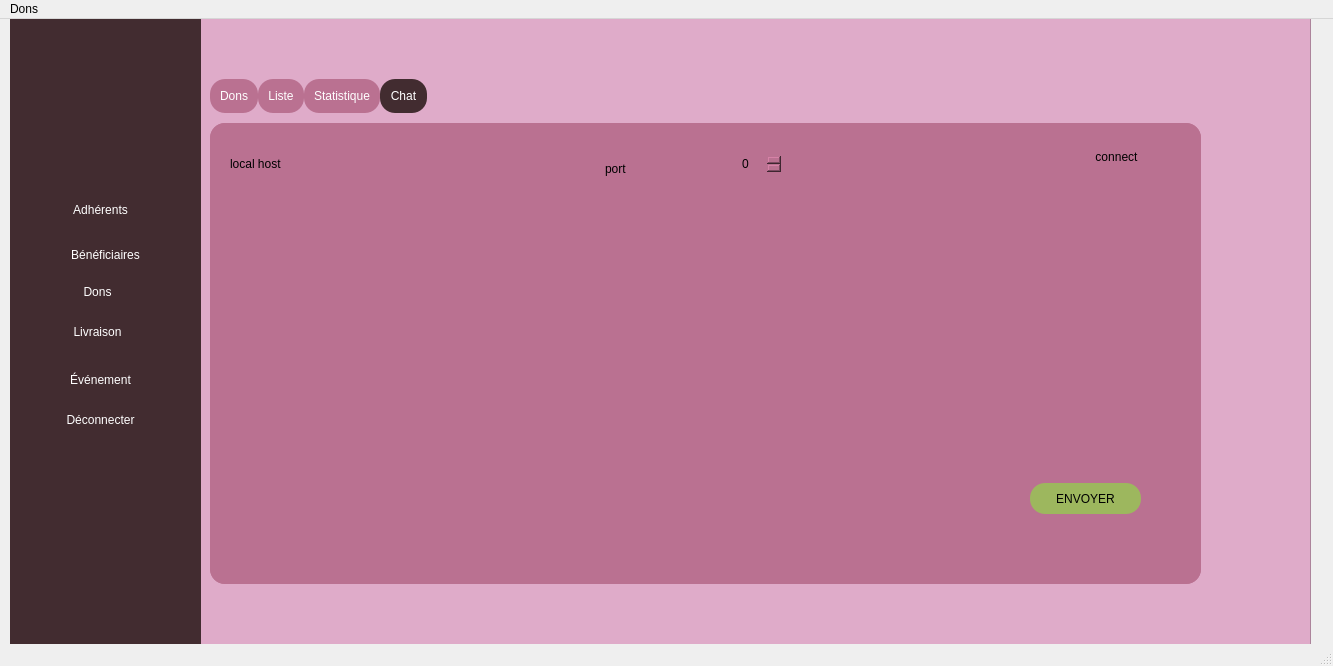
First picture: the form in mainwindow.ui, repository MayssaHakimi/Projet_Share_and_Care, before the edit.
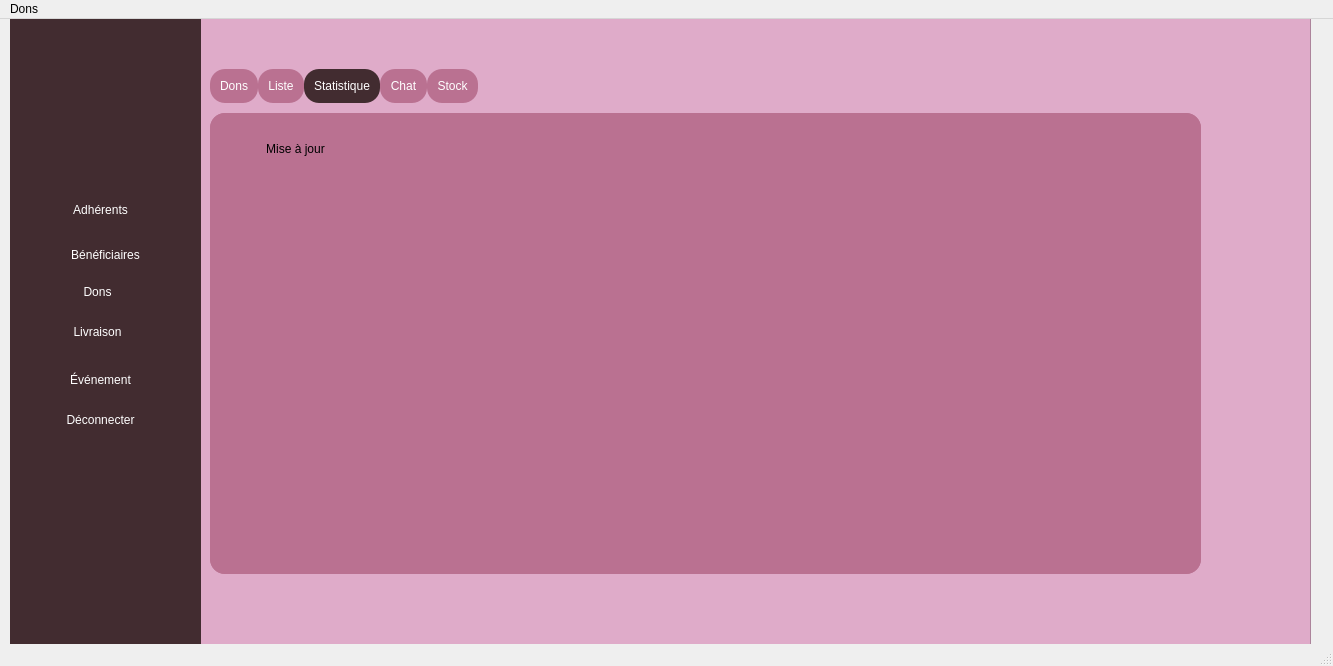
Second picture: the form after the edit. The open tabs and pages were chosen to show the change. Icons and pictures are not drawn.

Patch:
```diff
--- a/mainwindow.ui
+++ b/mainwindow.ui
@@ -313,7 +313,7 @@
      <property name="geometry">
       <rect>
        <x>20</x>
-       <y>310</y>
+       <y>300</y>
        <width>991</width>
        <height>551</height>
       </rect>
@@ -1188,64 +1188,74 @@
          <pixmap>../1.png</pixmap>
         </property>
        </widget>
-       <widget class="QGroupBox" name="groupBox_2">
+       <widget class="QPushButton" name="pushButton_10">
         <property name="geometry">
          <rect>
-          <x>110</x>
-          <y>10</y>
-          <width>751</width>
-          <height>391</height>
+          <x>30</x>
+          <y>20</y>
+          <width>111</width>
+          <height>31</height>
          </rect>
         </property>
-        <property name="title">
-         <string/>
+        <property name="styleSheet">
+         <string notr="true">*{background:rgb(186, 113, 145);
+font: 75 italic 12pt &quot;Times New Roman&quot;;}
+#pushButton_10::hover{
+font: 75 italic 12pt &quot;Times New Roman&quot;;
+background:brown;
+color:white;
+}
+
+ 
+</string>
         </property>
+        <property name="text">
+         <string>Mise à jour</string>
+        </property>
        </widget>
-      </widget>
-     </widget>
-     <widget class="QWidget" name="tab_6">
+       <widget class="QFrame" name="frame">
+        <property name="geometry">
+         <rect>
+          <x>150</x>
+          <y>20</y>
+          <width>681</width>
+          <height>331</height>
+         </rect>
+        </property>
+        <property name="minimumSize">
+         <size>
+          <width>681</width>
+          <height>331</height>
+         </size>
+        </property>
+        <property name="maximumSize">
+         <size>
+          <width>681</width>
+          <height>16777215</height>
+         </size>
+        </property>
+        <property name="frameShape">
+         <enum>QFrame::StyledPanel</enum>
+        </property>
+        <property name="frameShadow">
+         <enum>QFrame::Raised</enum>
+        </property>
+       </widget>
+      </widget>
+     </widget>
+     <widget class="QWidget" name="tab_2">
       <attribute name="title">
        <string>Chat</string>
       </attribute>
-      <widget class="QFrame" name="frame_8">
+      <widget class="QLabel" name="label_17">
        <property name="geometry">
         <rect>
-         <x>0</x>
+         <x>-10</x>
          <y>10</y>
          <width>991</width>
          <height>461</height>
         </rect>
        </property>
-       <property name="styleSheet">
-        <string notr="true">
-
-*
-{
-background:rgb(186, 113, 145);
-
-border-radius:15px;
-}
-#frane_4:hover
-{
-background:rgb(186, 113, 145);
-border-radius:15px;
-}</string>
-       </property>
-       <property name="frameShape">
-        <enum>QFrame::StyledPanel</enum>
-       </property>
-       <property name="frameShadow">
-        <enum>QFrame::Raised</enum>
-       </property>
-       <widget class="QLabel" name="label_7">
-        <property name="geometry">
-         <rect>
-          <x>0</x>
-          <y>0</y>
-          <width>991</width>
-          <height>461</height>
-         </rect>
-        </property>
         <property name="minimumSize">
          <size>
           <width>991</width>
@@ -1280,12 +1290,53 @@
          <pixmap>../33.png</pixmap>
         </property>
        </widget>
-       <widget class="QPushButton" name="pushButton_16">
+      <widget class="QListWidget" name="listWidget">
         <property name="geometry">
          <rect>
-          <x>820</x>
+         <x>590</x>
+         <y>30</y>
+         <width>371</width>
+         <height>421</height>
+        </rect>
+       </property>
+       <property name="styleSheet">
+        <string notr="true">*{background:qlineargradient(spread:pad, x1:0, y1:0, x2:1, y2:1, stop:0 rgba(210, 90, 167, 60), stop:1 rgba(255, 255, 255, 0));
+font: 12pt&quot;Times New Roman&quot;}</string>
+       </property>
+      </widget>
+      <widget class="QTextEdit" name="textEdit_2">
+       <property name="geometry">
+        <rect>
+         <x>10</x>
+         <y>30</y>
+         <width>561</width>
+         <height>311</height>
+        </rect>
+       </property>
+       <property name="styleSheet">
+        <string notr="true">*{background:qlineargradient(spread:pad, x1:0, y1:0, x2:1, y2:1, stop:0 rgba(210, 90, 167, 60), stop:1 rgba(255, 255, 255, 0));
+font: 12pt&quot;Times New Roman&quot;}</string>
+       </property>
+      </widget>
+      <widget class="QLineEdit" name="lineEdit_6">
+       <property name="geometry">
+        <rect>
+         <x>100</x>
+         <y>351</y>
+         <width>471</width>
+         <height>51</height>
+        </rect>
+       </property>
+       <property name="styleSheet">
+        <string notr="true">*{background:rgb(186, 113, 145);font: 75 italic 12pt &quot;Times New Roman&quot;;}</string>
+       </property>
+      </widget>
+      <widget class="QLabel" name="label_18">
+       <property name="geometry">
+        <rect>
+         <x>10</x>
           <y>360</y>
-          <width>111</width>
+         <width>81</width>
           <height>31</height>
          </rect>
         </property>
@@ -1296,88 +1347,39 @@
 }</string>
         </property>
         <property name="text">
-         <string>ENVOYER</string>
-        </property>
-       </widget>
-       <widget class="QLineEdit" name="lineEdit_4">
-        <property name="geometry">
-         <rect>
-          <x>40</x>
-          <y>370</y>
-          <width>611</width>
-          <height>31</height>
-         </rect>
-        </property>
-       </widget>
-       <widget class="QTextEdit" name="textEdit">
-        <property name="geometry">
-         <rect>
-          <x>53</x>
-          <y>106</y>
-          <width>571</width>
-          <height>241</height>
-         </rect>
-        </property>
-       </widget>
-       <widget class="QLineEdit" name="lineEdit_5">
-        <property name="geometry">
-         <rect>
-          <x>140</x>
-          <y>30</y>
-          <width>231</width>
-          <height>21</height>
-         </rect>
-        </property>
-       </widget>
-       <widget class="QSpinBox" name="spinBox_3">
-        <property name="geometry">
-         <rect>
-          <x>530</x>
-          <y>30</y>
-          <width>42</width>
-          <height>22</height>
-         </rect>
-        </property>
-       </widget>
-       <widget class="QLabel" name="label_4">
-        <property name="geometry">
-         <rect>
-          <x>20</x>
-          <y>20</y>
-          <width>101</width>
-          <height>41</height>
-         </rect>
-        </property>
-        <property name="text">
-         <string>local host </string>
-        </property>
-       </widget>
-       <widget class="QLabel" name="label_5">
-        <property name="geometry">
-         <rect>
-          <x>395</x>
-          <y>30</y>
-          <width>91</width>
-          <height>31</height>
-         </rect>
-        </property>
-        <property name="text">
-         <string>port</string>
-        </property>
-       </widget>
+        <string> Message</string>
+       </property>
+      </widget>
+     </widget>
+     <widget class="QWidget" name="tab_3">
+      <attribute name="title">
+       <string>Stock</string>
+      </attribute>
        <widget class="QPushButton" name="pushButton_9">
         <property name="geometry">
          <rect>
-          <x>860</x>
-          <y>20</y>
-          <width>93</width>
-          <height>28</height>
+         <x>150</x>
+         <y>100</y>
+         <width>201</width>
+         <height>31</height>
          </rect>
         </property>
         <property name="text">
-         <string>connect</string>
-        </property>
-       </widget>
+        <string>stock de vetement</string>
+       </property>
+      </widget>
+      <widget class="QPushButton" name="pushButton_11">
+       <property name="geometry">
+        <rect>
+         <x>532</x>
+         <y>100</y>
+         <width>201</width>
+         <height>31</height>
+        </rect>
+       </property>
+       <property name="text">
+        <string>stock de nourriture</string>
+       </property>
       </widget>
      </widget>
     </widget>
```
Left out of the diff: 21 changed lines with no effect on the pictures. Lines whose indentation alone changed are shown as unchanged.
